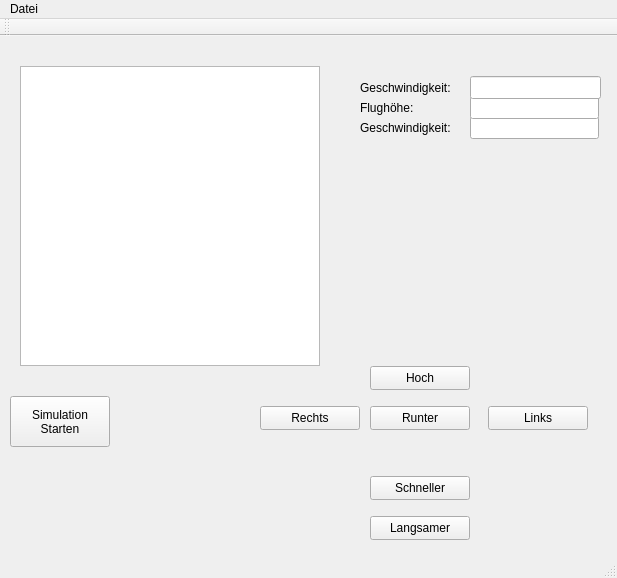
This is steuerung.ui in oevermann/flaming-robot as Qt 5 draws it before an edit. The edited form follows.
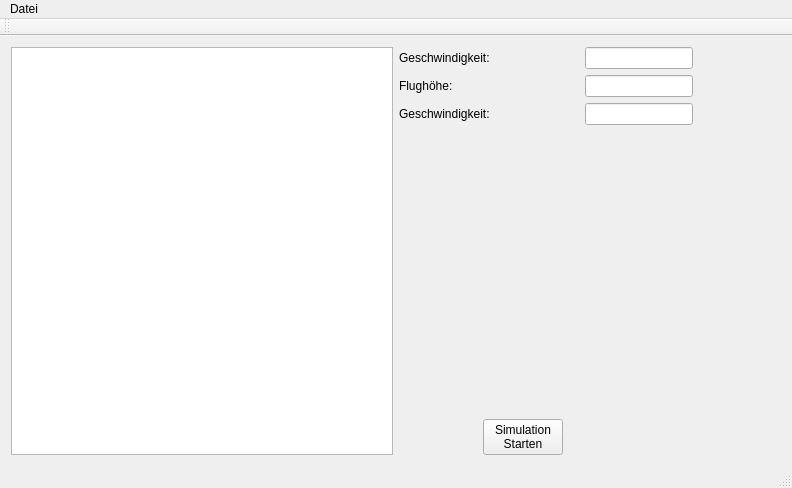
This is the edited form.

Commit message: GUI und Funktionen geändert

Diff of the .ui file:
```diff
--- a/steuerung.ui
+++ b/steuerung.ui
@@ -5,205 +5,174 @@
   <property name="windowModality">
    <enum>Qt::NonModal</enum>
   </property>
+  <property name="enabled">
+   <bool>true</bool>
+  </property>
   <property name="geometry">
    <rect>
     <x>0</x>
     <y>0</y>
-    <width>617</width>
-    <height>578</height>
+    <width>792</width>
+    <height>488</height>
    </rect>
   </property>
+  <property name="minimumSize">
+   <size>
+    <width>792</width>
+    <height>488</height>
+   </size>
+  </property>
   <property name="windowTitle">
    <string>Steuerung</string>
   </property>
   <widget class="QWidget" name="centralWidget">
-   <widget class="QGraphicsView" name="graphicsView">
-    <property name="geometry">
-     <rect>
-      <x>20</x>
-      <y>30</y>
-      <width>300</width>
-      <height>300</height>
-     </rect>
-    </property>
-   </widget>
-   <widget class="QPushButton" name="pushButton">
-    <property name="geometry">
-     <rect>
-      <x>370</x>
-      <y>330</y>
-      <width>100</width>
-      <height>24</height>
-     </rect>
-    </property>
-    <property name="text">
-     <string>Hoch</string>
-    </property>
-   </widget>
-   <widget class="QPushButton" name="pushButton_2">
-    <property name="geometry">
-     <rect>
-      <x>260</x>
-      <y>370</y>
-      <width>100</width>
-      <height>24</height>
-     </rect>
-    </property>
-    <property name="text">
-     <string>Rechts</string>
-    </property>
-   </widget>
-   <widget class="QPushButton" name="pushButton_3">
-    <property name="geometry">
-     <rect>
-      <x>370</x>
-      <y>370</y>
-      <width>100</width>
-      <height>24</height>
-     </rect>
-    </property>
-    <property name="text">
-     <string>Runter</string>
-    </property>
-   </widget>
-   <widget class="QPushButton" name="pushButton_4">
-    <property name="geometry">
-     <rect>
-      <x>488</x>
-      <y>370</y>
-      <width>100</width>
-      <height>24</height>
-     </rect>
-    </property>
-    <property name="text">
-     <string>Links</string>
-    </property>
-   </widget>
-   <widget class="QPushButton" name="pushButton_5">
-    <property name="geometry">
-     <rect>
-      <x>370</x>
-      <y>440</y>
-      <width>100</width>
-      <height>24</height>
-     </rect>
-    </property>
-    <property name="text">
-     <string>Schneller</string>
-    </property>
-   </widget>
-   <widget class="QPushButton" name="pushButton_6">
-    <property name="geometry">
-     <rect>
-      <x>370</x>
-      <y>480</y>
-      <width>100</width>
-      <height>24</height>
-     </rect>
-    </property>
-    <property name="text">
-     <string>Langsamer</string>
-    </property>
-   </widget>
-   <widget class="QPushButton" name="pushButton_7">
-    <property name="geometry">
-     <rect>
-      <x>10</x>
-      <y>360</y>
-      <width>100</width>
-      <height>51</height>
-     </rect>
-    </property>
-    <property name="text">
-     <string>Simulation
+   <layout class="QGridLayout" name="gridLayout">
+    <item row="0" column="0">
+     <widget class="QGraphicsView" name="graphicsView"/>
+    </item>
+    <item row="0" column="1">
+     <layout class="QVBoxLayout" name="verticalLayout_3">
+      <item>
+       <layout class="QHBoxLayout" name="horizontalLayout">
+        <item>
+         <layout class="QVBoxLayout" name="verticalLayout">
+          <item>
+           <widget class="QLabel" name="label">
+            <property name="text">
+             <string>Geschwindigkeit:</string>
+            </property>
+           </widget>
+          </item>
+          <item>
+           <widget class="QLabel" name="label_2">
+            <property name="text">
+             <string>Flughöhe:</string>
+            </property>
+           </widget>
+          </item>
+          <item>
+           <widget class="QLabel" name="label_3">
+            <property name="text">
+             <string>Geschwindigkeit:</string>
+            </property>
+           </widget>
+          </item>
+         </layout>
+        </item>
+        <item>
+         <spacer name="horizontalSpacer_2">
+          <property name="orientation">
+           <enum>Qt::Horizontal</enum>
+          </property>
+          <property name="sizeHint" stdset="0">
+           <size>
+            <width>18</width>
+            <height>20</height>
+           </size>
+          </property>
+         </spacer>
+        </item>
+        <item>
+         <layout class="QVBoxLayout" name="verticalLayout_2">
+          <item>
+           <widget class="QLineEdit" name="lineEdit">
+            <property name="readOnly">
+             <bool>true</bool>
+            </property>
+           </widget>
+          </item>
+          <item>
+           <widget class="QLineEdit" name="lineEdit_2">
+            <property name="readOnly">
+             <bool>true</bool>
+            </property>
+           </widget>
+          </item>
+          <item>
+           <widget class="QLineEdit" name="lineEdit_3">
+            <property name="readOnly">
+             <bool>true</bool>
+            </property>
+           </widget>
+          </item>
+         </layout>
+        </item>
+        <item>
+         <spacer name="horizontalSpacer_4">
+          <property name="orientation">
+           <enum>Qt::Horizontal</enum>
+          </property>
+          <property name="sizeHint" stdset="0">
+           <size>
+            <width>40</width>
+            <height>20</height>
+           </size>
+          </property>
+         </spacer>
+        </item>
+       </layout>
+      </item>
+      <item>
+       <spacer name="verticalSpacer_2">
+        <property name="orientation">
+         <enum>Qt::Vertical</enum>
+        </property>
+        <property name="sizeHint" stdset="0">
+         <size>
+          <width>20</width>
+          <height>40</height>
+         </size>
+        </property>
+       </spacer>
+      </item>
+      <item>
+       <layout class="QHBoxLayout" name="horizontalLayout_2">
+        <item>
+         <spacer name="horizontalSpacer">
+          <property name="orientation">
+           <enum>Qt::Horizontal</enum>
+          </property>
+          <property name="sizeHint" stdset="0">
+           <size>
+            <width>48</width>
+            <height>20</height>
+           </size>
+          </property>
+         </spacer>
+        </item>
+        <item>
+         <widget class="QPushButton" name="pushButton_7">
+          <property name="text">
+           <string>Simulation
 Starten</string>
-    </property>
-   </widget>
-   <widget class="QLineEdit" name="lineEdit_3">
-    <property name="geometry">
-     <rect>
-      <x>470</x>
-      <y>80</y>
-      <width>129</width>
-      <height>23</height>
-     </rect>
-    </property>
-    <property name="readOnly">
-     <bool>true</bool>
-    </property>
-   </widget>
-   <widget class="QLabel" name="label_3">
-    <property name="geometry">
-     <rect>
-      <x>360</x>
-      <y>80</y>
-      <width>111</width>
-      <height>23</height>
-     </rect>
-    </property>
-    <property name="text">
-     <string>Geschwindigkeit:</string>
-    </property>
-   </widget>
-   <widget class="QLineEdit" name="lineEdit_2">
-    <property name="geometry">
-     <rect>
-      <x>470</x>
-      <y>60</y>
-      <width>129</width>
-      <height>23</height>
-     </rect>
-    </property>
-    <property name="readOnly">
-     <bool>true</bool>
-    </property>
-   </widget>
-   <widget class="QLabel" name="label_2">
-    <property name="geometry">
-     <rect>
-      <x>360</x>
-      <y>60</y>
-      <width>101</width>
-      <height>23</height>
-     </rect>
-    </property>
-    <property name="text">
-     <string>Flughöhe:</string>
-    </property>
-   </widget>
-   <widget class="QLabel" name="label">
-    <property name="geometry">
-     <rect>
-      <x>360</x>
-      <y>40</y>
-      <width>106</width>
-      <height>23</height>
-     </rect>
-    </property>
-    <property name="text">
-     <string>Geschwindigkeit:</string>
-    </property>
-   </widget>
-   <widget class="QLineEdit" name="lineEdit">
-    <property name="geometry">
-     <rect>
-      <x>470</x>
-      <y>40</y>
-      <width>131</width>
-      <height>23</height>
-     </rect>
-    </property>
-    <property name="readOnly">
-     <bool>true</bool>
-    </property>
-   </widget>
+          </property>
+         </widget>
+        </item>
+        <item>
+         <spacer name="horizontalSpacer_3">
+          <property name="orientation">
+           <enum>Qt::Horizontal</enum>
+          </property>
+          <property name="sizeHint" stdset="0">
+           <size>
+            <width>218</width>
+            <height>20</height>
+           </size>
+          </property>
+         </spacer>
+        </item>
+       </layout>
+      </item>
+     </layout>
+    </item>
+   </layout>
   </widget>
   <widget class="QMenuBar" name="menuBar">
    <property name="geometry">
     <rect>
      <x>0</x>
      <y>0</y>
-     <width>617</width>
+     <width>792</width>
      <height>21</height>
     </rect>
    </property>
```
Left out of the diff: 6 changed lines with no effect on the pictures. The commit also changes 5 other files.
